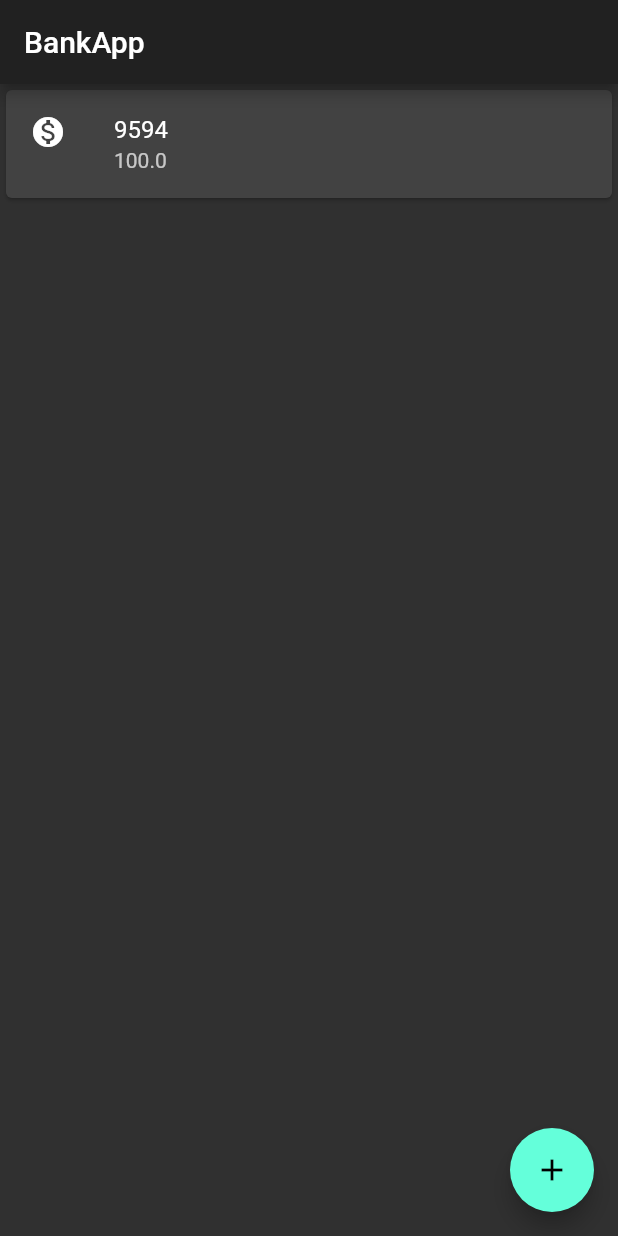
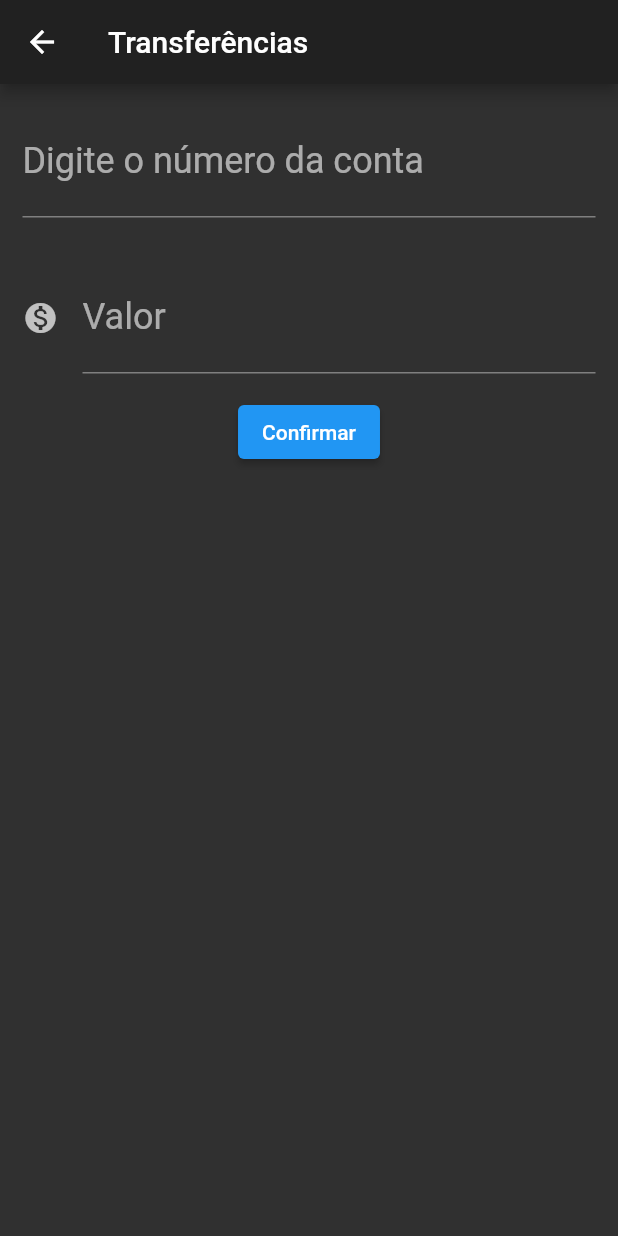
Before and after one commit to Michael-Junior/project_transfers_bank_app, a Flutter app: the screen it shows after launch, after a tap on the "add" icon, on a phone screen of 412 x 824 dp. Run offline on Flutter 3.47's test engine with Material 2 defaults, Android fonts, the phone set to English and light mode, and no system bars.

Commit message:
Initial implementation

```diff
--- /dev/null
+++ b/lib/components/editor_form.dart
@@ -0,0 +1,27 @@
+import 'package:flutter/material.dart';
+
+class EditorForm extends StatelessWidget {
+  final IconData? icon;
+  final String? descriptionLabel;
+  final TextEditingController? controller;
+  final String? clue;
+
+  EditorForm({this.icon, this.descriptionLabel, this.controller, this.clue});
+
+  @override
+  Widget build(BuildContext context) {
+    return Padding(
+      padding: const EdgeInsets.all(15.0),
+      child: TextField(
+        style: TextStyle(fontSize: 24),
+        controller: controller,
+        keyboardType: TextInputType.number,
+        decoration: InputDecoration(
+          labelText: descriptionLabel,
+          hintText: clue,
+          icon: icon != null ? Icon(icon) : null,
+        ),
+      ),
+    );
+  }
+}
--- /dev/null
+++ b/lib/models/transfer.dart
@@ -0,0 +1,11 @@
+class Transfers {
+  Transfers(this.valueTransfer, this.numberAccount);
+
+  final double valueTransfer;
+  final int numberAccount;
+
+  @override
+  String toString() {
+    return 'Transfers{valueTransfer: $valueTransfer, numberAccount: $numberAccount}';
+  }
+}
--- /dev/null
+++ b/lib/screens/transfers/forms.dart
@@ -0,0 +1,46 @@
+import 'package:flutter/material.dart';
+import 'package:project_transfers_bank/components/editor_form.dart';
+import 'package:project_transfers_bank/models/transfer.dart';
+
+class TransfersFormScreen extends StatelessWidget {
+  final TextEditingController _controllerFieldNumberAccount =
+  TextEditingController();
+  final TextEditingController _controllerFieldValue = TextEditingController();
+
+  @override
+  Widget build(BuildContext context) {
+    return Scaffold(
+      appBar: AppBar(
+        title: Text('Transferências'),
+      ),
+      body: SingleChildScrollView(
+        child: Column(
+          children: [
+            EditorForm(
+                clue: '0000',
+                controller: _controllerFieldNumberAccount,
+                descriptionLabel: 'Digite o número da conta'),
+            EditorForm(
+                clue: '0.00',
+                controller: _controllerFieldValue,
+                icon: Icons.monetization_on,
+                descriptionLabel: 'Valor'),
+            ElevatedButton(
+              onPressed: () => createTransfer(context),
+              child: Text('Confirmar'),
+            ),
+          ],
+        ),
+      ),
+    );
+  }
+
+  void createTransfer(BuildContext context) {
+    final int? numberAccount = int.tryParse(_controllerFieldNumberAccount.text);
+    final double? valueTransfer = double.tryParse(_controllerFieldValue.text);
+    if (numberAccount != null && valueTransfer != null) {
+      final transferCreate = Transfers(valueTransfer, numberAccount);
+      Navigator.pop(context, transferCreate);
+    }
+  }
+}
--- /dev/null
+++ b/lib/screens/transfers/transfers.dart
@@ -0,0 +1,75 @@
+import 'package:flutter/material.dart';
+import 'package:project_transfers_bank/models/transfer.dart';
+import 'package:project_transfers_bank/screens/transfers/forms.dart';
+
+
+class TransfersScreen extends StatefulWidget {
+  final List<Transfers> _transfers = [];
+
+  @override
+  _TransfersScreenState createState() => _TransfersScreenState();
+}
+
+class _TransfersScreenState extends State<TransfersScreen> {
+  @override
+  Widget build(BuildContext context) {
+    return Scaffold(
+      appBar: AppBar(
+        title: Text('BankApp'),
+      ),
+      body: ListView.builder(
+        itemCount: widget._transfers.length,
+        itemBuilder: (context, index) {
+          final transfer = widget._transfers[index];
+          return ItemTransfers(transfer);
+        },
+      ),
+      floatingActionButton: FloatingActionButton(
+        child: Icon(Icons.add),
+        onPressed: () {
+          final Future<Transfers?> future = Navigator.push(
+            context,
+            MaterialPageRoute(
+              builder: (context) {
+                return TransfersFormScreen();
+              },
+            ),
+          );
+          future.then(
+                (transferReceived) {
+              Future.delayed(
+                Duration(seconds: 1),
+                    () {
+                  if (transferReceived != null) {
+                    setState(
+                          () {
+                        widget._transfers.add(transferReceived);
+                      },
+                    );
+                  }
+                },
+              );
+            },
+          );
+        },
+      ),
+    );
+  }
+}
+
+class ItemTransfers extends StatelessWidget {
+  final Transfers _transfers;
+
+  const ItemTransfers(this._transfers);
+
+  @override
+  Widget build(BuildContext context) {
+    return Card(
+      child: ListTile(
+        leading: Icon(Icons.monetization_on),
+        title: Text(_transfers.numberAccount.toString()),
+        subtitle: Text(_transfers.valueTransfer.toString()),
+      ),
+    );
+  }
+}
--- a/lib/screens/transfers_screen/components/items_transfer.dart
+++ /dev/null
@@ -1,24 +0,0 @@
-import 'package:flutter/material.dart';
-import 'package:project_transfers_bank/screens/transfers_screen/components/transfers.dart';
-
-class ItemTransfers extends StatelessWidget {
-
-  final Transfers _transfers;
-
-  const ItemTransfers(this._transfers);
-
-  @override
-  Widget build(BuildContext context) {
-    return Column(
-      children: [
-        Card(
-          child: ListTile(
-            leading: Icon(Icons.monetization_on),
-            title: Text(_transfers.numberAccount.toString()),
-            subtitle: Text(_transfers.valueAccount.toString()),
-          ),
-        ),
-      ],
-    );
-  }
-}
--- a/lib/screens/transfers_screen/components/transfers.dart
+++ /dev/null
@@ -1,7 +0,0 @@
-class Transfers {
-
-  Transfers(this.valueAccount, this.numberAccount);
-
-  final double valueAccount;
-  final num numberAccount;
-}
--- a/lib/screens/transfers_screen/transfers_screen.dart
+++ /dev/null
@@ -1,19 +0,0 @@
-import 'package:flutter/material.dart';
-import 'components/items_transfer.dart';
-import 'components/transfers.dart';
-
-class TransfersScreen extends StatelessWidget {
-  @override
-  Widget build(BuildContext context) {
-    return Scaffold(
-      appBar: AppBar(
-        title: Text('BankApp'),
-      ),
-      body: ItemTransfers(Transfers(100.0, 9594)),
-      floatingActionButton: FloatingActionButton(
-        onPressed: () {},
-        child: Icon(Icons.add),
-      ),
-    );
-  }
-}
```
Also changed, not shown: lib/main.dart (+5 -4 lines), 1 other file.
